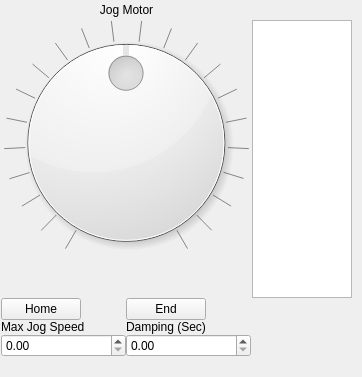
Before: the Qt Designer form Graffik/gui/film/JogControlManager/jogcontrolpanel.ui in DynamicPerception/Graffik_Legacy, drawn with Qt 5.
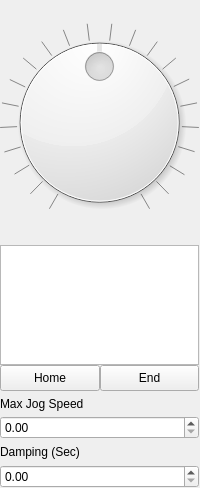
After: the same form once the commit is applied.

Commit message: * Tweaking layout to match UI design files

The edit to the form file:
```diff
--- a/Graffik/gui/film/JogControlManager/jogcontrolpanel.ui
+++ b/Graffik/gui/film/JogControlManager/jogcontrolpanel.ui
@@ -6,10 +6,16 @@
    <rect>
     <x>0</x>
     <y>0</y>
-    <width>362</width>
-    <height>377</height>
+    <width>200</width>
+    <height>488</height>
    </rect>
   </property>
+  <property name="maximumSize">
+   <size>
+    <width>200</width>
+    <height>16777215</height>
+   </size>
+  </property>
   <property name="windowTitle">
    <string>Form</string>
   </property>
@@ -17,19 +23,16 @@
    <property name="margin">
     <number>0</number>
    </property>
-   <property name="spacing">
-    <number>0</number>
-   </property>
    <item row="0" column="0">
     <layout class="QGridLayout" name="jogGrid">
      <property name="sizeConstraint">
       <enum>QLayout::SetDefaultConstraint</enum>
      </property>
      <property name="leftMargin">
-      <number>1</number>
+      <number>0</number>
      </property>
      <property name="rightMargin">
-      <number>10</number>
+      <number>0</number>
      </property>
      <property name="bottomMargin">
       <number>0</number>
@@ -37,17 +40,7 @@
      <property name="spacing">
       <number>0</number>
      </property>
-     <item row="0" column="0" colspan="3">
-      <widget class="QLabel" name="jobLabel">
-       <property name="text">
-        <string>Jog Motor</string>
-       </property>
-       <property name="alignment">
-        <set>Qt::AlignCenter</set>
-       </property>
-      </widget>
-     </item>
-     <item row="1" column="0" rowspan="2" colspan="2">
+     <item row="0" column="0" rowspan="2" colspan="2">
       <widget class="QDial" name="jogDial">
        <property name="cursor">
         <cursorShape>OpenHandCursor</cursorShape>
@@ -72,20 +65,7 @@
        </property>
       </widget>
      </item>
-     <item row="3" column="0" colspan="2">
-      <spacer name="horizontalSpacer_2">
-       <property name="orientation">
-        <enum>Qt::Horizontal</enum>
-       </property>
-       <property name="sizeHint" stdset="0">
-        <size>
-         <width>40</width>
-         <height>1</height>
-        </size>
-       </property>
-      </spacer>
-     </item>
-     <item row="1" column="2" rowspan="2">
+     <item row="0" column="2" rowspan="2">
       <spacer name="verticalSpacer_4">
        <property name="orientation">
         <enum>Qt::Vertical</enum>
@@ -101,75 +81,7 @@
        </property>
       </spacer>
      </item>
-     <item row="4" column="0">
-      <layout class="QGridLayout" name="gridLayout_4">
-       <item row="0" column="0">
-        <widget class="QPushButton" name="jogHomeButton">
-         <property name="text">
-          <string>Home</string>
-         </property>
-        </widget>
-       </item>
-       <item row="0" column="2">
-        <widget class="QPushButton" name="jogEndButton">
-         <property name="text">
-          <string>End</string>
-         </property>
-        </widget>
-       </item>
-       <item row="2" column="0" colspan="2">
-        <widget class="QDoubleSpinBox" name="jogSpeedSpin">
-         <property name="maximum">
-          <double>200.000000000000000</double>
-         </property>
-        </widget>
-       </item>
-       <item row="2" column="2" colspan="2">
-        <widget class="QDoubleSpinBox" name="jogDampSpin"/>
-       </item>
-       <item row="1" column="0" colspan="2">
-        <widget class="QLabel" name="jogSpeedLabel">
-         <property name="text">
-          <string>Max Jog Speed</string>
-         </property>
-        </widget>
-       </item>
-       <item row="1" column="2" colspan="2">
-        <widget class="QLabel" name="jogDampLabel">
-         <property name="text">
-          <string>Damping (Sec)</string>
-         </property>
-        </widget>
-       </item>
-       <item row="0" column="3">
-        <spacer name="horizontalSpacer_3">
-         <property name="orientation">
-          <enum>Qt::Horizontal</enum>
-         </property>
-         <property name="sizeHint" stdset="0">
-          <size>
-           <width>40</width>
-           <height>20</height>
-          </size>
-         </property>
-        </spacer>
-       </item>
-       <item row="0" column="1">
-        <spacer name="horizontalSpacer_4">
-         <property name="orientation">
-          <enum>Qt::Horizontal</enum>
-         </property>
-         <property name="sizeHint" stdset="0">
-          <size>
-           <width>40</width>
-           <height>20</height>
-          </size>
-         </property>
-        </spacer>
-       </item>
-      </layout>
-     </item>
-     <item row="1" column="3" rowspan="3">
+     <item row="2" column="0">
       <widget class="QListView" name="devButtonList">
        <property name="enabled">
         <bool>true</bool>
@@ -182,8 +94,8 @@
        </property>
        <property name="maximumSize">
         <size>
-         <width>100</width>
-         <height>306</height>
+         <width>16777215</width>
+         <height>120</height>
         </size>
        </property>
        <property name="baseSize">
@@ -218,34 +130,59 @@
        </property>
       </widget>
      </item>
-     <item row="0" column="3">
-      <spacer name="verticalSpacer_2">
-       <property name="orientation">
-        <enum>Qt::Vertical</enum>
+     <item row="5" column="0">
+      <widget class="QDoubleSpinBox" name="jogSpeedSpin">
+       <property name="maximum">
+        <double>200.000000000000000</double>
        </property>
-       <property name="sizeType">
-        <enum>QSizePolicy::Fixed</enum>
+      </widget>
+     </item>
+     <item row="6" column="0">
+      <widget class="QLabel" name="jogDampLabel">
+       <property name="text">
+        <string>Damping (Sec)</string>
        </property>
-       <property name="sizeHint" stdset="0">
-        <size>
-         <width>1</width>
-         <height>20</height>
-        </size>
-       </property>
-      </spacer>
+      </widget>
      </item>
-     <item row="5" column="0" colspan="4">
-      <spacer name="horizontalSpacer_8">
-       <property name="orientation">
-        <enum>Qt::Horizontal</enum>
+     <item row="7" column="0">
+      <widget class="QDoubleSpinBox" name="jogDampSpin"/>
+     </item>
+     <item row="4" column="0">
+      <widget class="QLabel" name="jogSpeedLabel">
+       <property name="text">
+        <string>Max Jog Speed</string>
        </property>
-       <property name="sizeHint" stdset="0">
-        <size>
-         <width>40</width>
-         <height>20</height>
-        </size>
-       </property>
-      </spacer>
+      </widget>
+     </item>
+     <item row="3" column="0">
+      <layout class="QHBoxLayout" name="MarkButtonHLayout">
+       <item>
+        <widget class="QPushButton" name="jogHomeButton">
+         <property name="sizePolicy">
+          <sizepolicy hsizetype="Minimum" vsizetype="Preferred">
+           <horstretch>0</horstretch>
+           <verstretch>0</verstretch>
+          </sizepolicy>
+         </property>
+         <property name="text">
+          <string>Home</string>
+         </property>
+        </widget>
+       </item>
+       <item>
+        <widget class="QPushButton" name="jogEndButton">
+         <property name="sizePolicy">
+          <sizepolicy hsizetype="Preferred" vsizetype="Preferred">
+           <horstretch>0</horstretch>
+           <verstretch>0</verstretch>
+          </sizepolicy>
+         </property>
+         <property name="text">
+          <string>End</string>
+         </property>
+        </widget>
+       </item>
+      </layout>
      </item>
     </layout>
    </item>
```
The commit also changes 5 other files.
